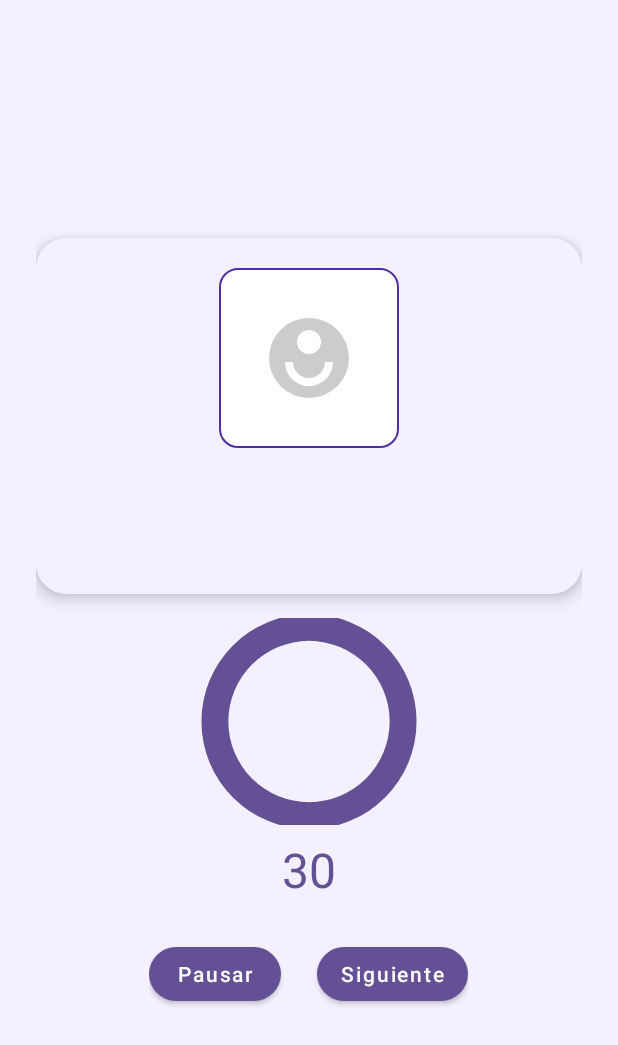
After one commit to PBG801/Evolv, an Android app: the WorkoutPlayerActivity screen opened directly, with no data from a screen before it, on a phone screen of 412 x 824 dp. The commit adds this screen. Shown: the top 1045 px of the screen. Run offline under Robolectric (Android 15) with nearby library versions, the phone set to English and light mode, and no system bars; pictures from the network do not load; 1 statement that could not run was skipped.

Commit message:
Workouts completos

```diff
--- a/app/build.gradle.kts
+++ b/app/build.gradle.kts
@@ -39,6 +39,8 @@ dependencies {
     implementation("androidx.appcompat:appcompat:1.7.0")
     implementation("com.google.android.material:material:1.12.0")
     implementation("androidx.constraintlayout:constraintlayout:2.2.1")
+    implementation("com.github.bumptech.glide:glide:4.16.0")
+    annotationProcessor("com.github.bumptech.glide:compiler:4.16.0")
     implementation("org.mindrot:jbcrypt:0.4")
 
     // Testing
--- a/app/src/main/AndroidManifest.xml
+++ b/app/src/main/AndroidManifest.xml
@@ -38,5 +38,9 @@
             android:name=".activities.WorkoutTemplateDetailActivity"
             android:exported="false" />
 
+        <activity
+            android:name=".activities.WorkoutPlayerActivity"
+            android:exported="false" />
+
     </application>
 </manifest>
--- /dev/null
+++ b/app/src/main/res/drawable/circular_progress_bar.xml
@@ -0,0 +1,17 @@
+<?xml version="1.0" encoding="utf-8"?>
+<layer-list xmlns:android="http://schemas.android.com/apk/res/android">
+    <item android:id="@android:id/background">
+        <shape android:shape="ring"
+            android:useLevel="false">
+            <size android:width="200dp" android:height="200dp"/>
+            <solid android:color="@color/surface_variant"/>
+        </shape>
+    </item>
+    <item android:id="@android:id/progress">
+        <shape android:shape="ring"
+            android:useLevel="true">
+            <size android:width="200dp" android:height="200dp"/>
+            <solid android:color="@color/purple_primary"/>
+        </shape>
+    </item>
+</layer-list>
--- /dev/null
+++ b/app/src/main/res/layout/activity_workout_player.xml
@@ -0,0 +1,123 @@
+<?xml version="1.0" encoding="utf-8"?>
+<LinearLayout xmlns:android="http://schemas.android.com/apk/res/android"
+    xmlns:app="http://schemas.android.com/apk/res-auto"
+    android:layout_width="match_parent"
+    android:layout_height="match_parent"
+    android:orientation="vertical"
+    android:gravity="center"
+    android:padding="24dp"
+    android:background="@color/surface_variant">
+
+    <androidx.cardview.widget.CardView
+        android:id="@+id/cardCentral"
+        android:layout_width="match_parent"
+        android:layout_height="wrap_content"
+        android:layout_marginBottom="16dp"
+        android:layout_marginTop="8dp"
+        app:cardCornerRadius="20dp"
+        app:cardElevation="6dp"
+        android:backgroundTint="@color/surface_variant"
+        android:foreground="?android:attr/selectableItemBackground">
+
+        <LinearLayout
+            android:layout_width="match_parent"
+            android:layout_height="237dp"
+            android:gravity="center_horizontal"
+            android:orientation="vertical"
+            android:padding="20dp">
+
+            <ImageView
+                android:id="@+id/imageExercise"
+                android:layout_width="120dp"
+                android:layout_height="120dp"
+                android:layout_marginBottom="8dp"
+                android:background="@drawable/bg_card"
+                android:scaleType="centerInside"
+                android:src="@drawable/ic_exercise_placeholder" />
+
+            <TextView
+                android:id="@+id/textNextInfo"
+                android:layout_width="wrap_content"
+                android:layout_height="wrap_content"
+                android:layout_marginBottom="16dp"
+                android:textColor="@color/on_surface_light"
+                android:textSize="20sp"
+                android:visibility="gone" />
+
+
+            <TextView
+                android:id="@+id/textExerciseName"
+                android:layout_width="wrap_content"
+                android:layout_height="wrap_content"
+                android:layout_marginBottom="4dp"
+                android:textColor="@color/purple_primary"
+                android:textSize="24sp"
+                android:textStyle="bold" />
+
+            <TextView
+                android:id="@+id/textExerciseDesc"
+                android:layout_width="wrap_content"
+                android:layout_height="wrap_content"
+                android:layout_marginBottom="8dp"
+                android:gravity="center"
+                android:textColor="@color/on_surface_light"
+                android:textSize="16sp" />
+        </LinearLayout>
+    </androidx.cardview.widget.CardView>
+
+    <ProgressBar
+        android:id="@+id/progressBar"
+        style="@android:style/Widget.ProgressBar.Horizontal"
+        android:layout_width="161dp"
+        android:layout_height="138dp"
+        android:layout_gravity="center"
+        android:layout_marginBottom="8dp"
+        android:indeterminate="false"
+        android:max="30000"
+        android:progress="30000"
+        android:progressDrawable="@drawable/circular_progress_bar" />
+
+    <TextView
+        android:id="@+id/textTimer"
+        android:layout_width="wrap_content"
+        android:layout_height="wrap_content"
+        android:text="30"
+        android:textSize="32sp"
+        android:textColor="@color/purple_primary"
+        android:layout_marginBottom="16dp"/>
+
+    <LinearLayout
+        android:layout_width="wrap_content"
+        android:layout_height="wrap_content"
+        android:orientation="horizontal"
+        android:gravity="center"
+        android:layout_marginTop="8dp">
+        <com.google.android.material.button.MaterialButton
+            android:id="@+id/btnPause"
+            style="@style/Widget.MaterialComponents.Button"
+            android:layout_width="wrap_content"
+            android:layout_height="wrap_content"
+            android:text="@string/pause"
+            android:layout_marginEnd="24dp"
+            app:cornerRadius="24dp"/>
+        <com.google.android.material.button.MaterialButton
+            android:id="@+id/btnNext"
+            style="@style/Widget.MaterialComponents.Button"
+            android:layout_width="wrap_content"
+            android:layout_height="wrap_content"
+            android:text="@string/next"
+            app:cornerRadius="24dp"/>
+    </LinearLayout>
+
+    <TextView
+        android:id="@+id/textRestLabel"
+        android:layout_width="wrap_content"
+        android:layout_height="wrap_content"
+        android:text="@string/rest_time"
+        android:textSize="18sp"
+        android:textColor="@color/purple_primary"
+        android:layout_gravity="center_horizontal|bottom"
+        android:layout_marginTop="24dp"
+        android:visibility="gone"/>
+
+</LinearLayout>
--- a/app/src/main/res/layout/item_exercise_block.xml
+++ b/app/src/main/res/layout/item_exercise_block.xml
@@ -13,6 +13,7 @@
         android:layout_height="48dp"
         android:src="@drawable/ic_exercise_placeholder"
         android:contentDescription="@string/exercise_image_desc" />
+
 
     <LinearLayout
         android:layout_width="0dp"
--- a/app/src/main/res/values/colors.xml
+++ b/app/src/main/res/values/colors.xml
@@ -36,4 +36,7 @@
     <color name="ripple">#1F645195</color>
     <color name="purple_100">#E1BEE7</color>
     <color name="purple_700">#512DA8</color>
+    <color name="background">#FFFFFF</color>
+    <color name="teal_200">#80CBC4</color>
+    <color name="teal_700">#00796B</color>
 </resources>
```
Also changed, not shown: app/src/main/java/com/example/evolv/DatabaseHelper.java (+29 -1 lines), app/src/main/java/com/example/evolv/activities/WorkoutPlayerActivity.java (added, +206 -0 lines), app/src/main/java/com/example/evolv/activities/WorkoutTemplateDetailActivity.java (+32 -13 lines), app/src/main/java/com/example/evolv/adapters/ExerciseBlockAdapter.java (+17 -16 lines), app/src/main/java/com/example/evolv/models/Exercise.java (+16 -1 lines), app/src/main/res/layout/activity_workout_template_detail.xml (+20 -2 lines), app/src/main/res/values/strings.xml (+33 -0 lines), app/src/main/assets/databases/evolv.db, 2 other files.
